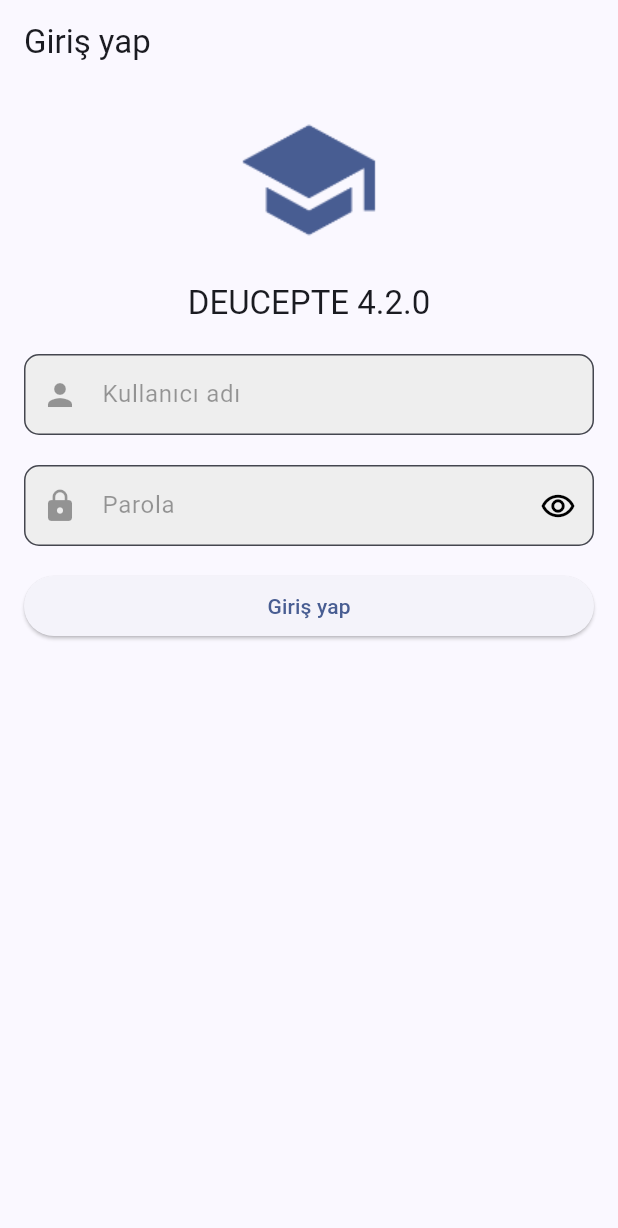
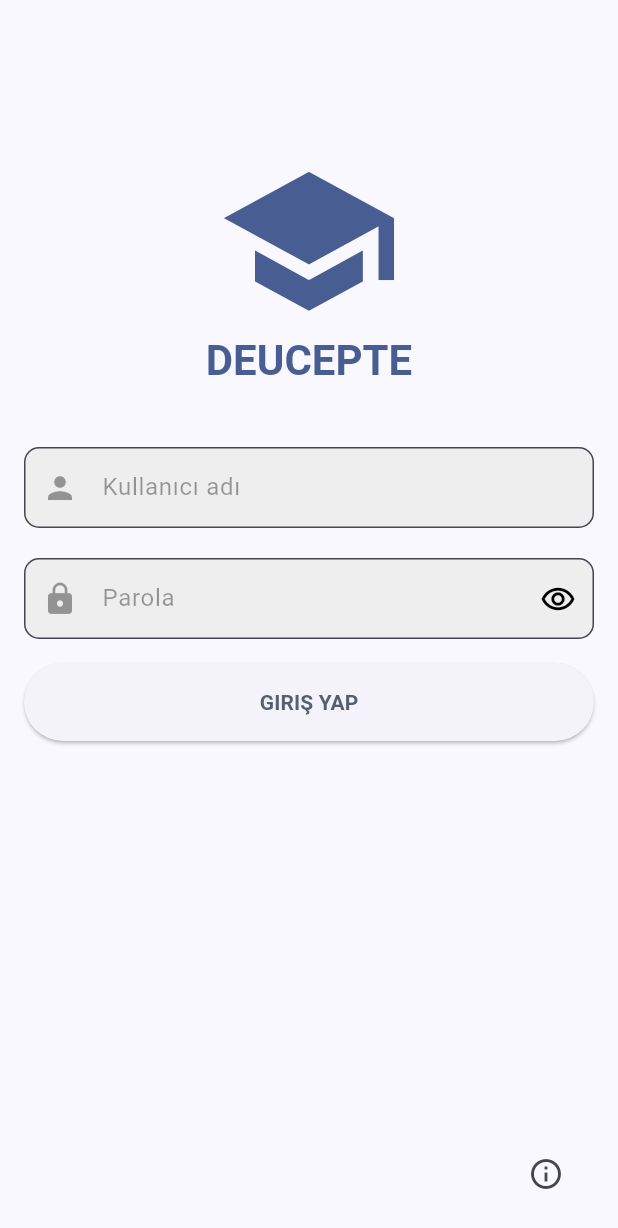
Before and after one commit to ahmetoruk/deucepte_open, a Flutter app: the screen it shows after launch, on a phone screen of 412 x 824 dp. Shown: the top 1228 px of the screen. Run offline on Flutter 3.47's test engine with Material 2 defaults, Android fonts, the phone set to English and light mode, and no system bars; drawn by our look-alikes of dynamic_color, loader_overlay; our stand-ins replace bloc, charts_flutter, cookie_jar, dio, dio_cookie_manager, equatable and 8 more; missing offline and left inert: background_fetch.

Commit message:
Login Page Design Changes And Avarage Card Loading State (#14)
* init

* loading for avaragecard

* version up

* assets removed

```diff
--- a/lib/presentation/screens/login/login_page.dart
+++ b/lib/presentation/screens/login/login_page.dart
@@ -19,10 +19,8 @@ class LoginPage extends HookWidget {
     final passwordController = useTextEditingController();
     final showPassword = useState<bool>(false);
     return Scaffold(
-      appBar: AppBar(
-        title: const Text('Giriş yap'),
-      ),
-      body: BlocConsumer<AuthCubit, AuthenticationState>(
+      body: SafeArea(
+        child: BlocConsumer<AuthCubit, AuthenticationState>(
           listener: (BuildContext context, AuthenticationState state) {
             if (state.status == AuthenticationStatus.authenticated) {
               Navigator.of(context).pushReplacement<dynamic, dynamic>(
@@ -49,28 +47,29 @@ class LoginPage extends HookWidget {
                   builder: (BuildContext context) {
                     return Padding(
                       padding: const EdgeInsets.all(16.0),
+                      child: SingleChildScrollView(
                         child: Column(
                           children: <Widget>[
-                        ColorFiltered(
-                          colorFilter: ColorFilter.mode(
+                            SizedBox(
+                              height: MediaQuery.of(context).size.height * 0.1,
+                            ),
+                            Icon(
+                              Icons.school,
+                              size: MediaQuery.of(context).size.width * 0.3,
+                              color: Theme.of(context).colorScheme.primary,
+                            ),
+                            Text(
+                              "DEUCEPTE",
+                              style: Theme.of(context)
+                                  .textTheme
+                                  .headlineMedium
+                                  ?.copyWith(
+                                    color:
                                         Theme.of(context).colorScheme.primary,
-                            BlendMode.srcIn,
-                          ),
-                          child: Image.asset(
-                            'assets/images/logo_white.png',
+                                    fontWeight: FontWeight.bold,
                                   ),
                             ),
                             const SizedBox(height: 20),
-                        Text(
-                          'DEUCEPTE ' + packageInfo.version,
-                          style: Theme.of(context)
-                              .textTheme
-                              .titleLarge
-                              ?.copyWith(
-                                color:
-                                    Theme.of(context).colorScheme.onBackground,
-                              ),
-                        ),
                             const SizedBox(height: 20),
                             TextFormField(
                               controller: usernameController,
@@ -84,7 +83,8 @@ class LoginPage extends HookWidget {
                                   color: Colors.black38,
                                 ),
                                 hintText: 'Kullanıcı adı',
-                            hintStyle: const TextStyle(color: Colors.black38),
+                                hintStyle:
+                                    const TextStyle(color: Colors.black38),
                                 contentPadding: const EdgeInsets.all(15.0),
                                 border: OutlineInputBorder(
                                   borderRadius: BorderRadius.circular(10.0),
@@ -119,7 +119,8 @@ class LoginPage extends HookWidget {
                                       showPassword.value = !showPassword.value,
                                 ),
                                 hintText: 'Parola',
-                            hintStyle: const TextStyle(color: Colors.black38),
+                                hintStyle:
+                                    const TextStyle(color: Colors.black38),
                                 contentPadding: const EdgeInsets.all(15.0),
                                 // rounded border
 
@@ -135,18 +136,37 @@ class LoginPage extends HookWidget {
                             SizedBox(
                               width: double.infinity,
                               child: ElevatedButton(
-                            onPressed: () => context.read<AuthCubit>().login(
-                                usernameController.text,
+                                onPressed: () => context
+                                    .read<AuthCubit>()
+                                    .login(usernameController.text,
                                         passwordController.text),
-                            child: const Text('Giriş yap'),
+                                child: Padding(
+                                  padding: const EdgeInsets.symmetric(
+                                    vertical: 16.0,
+                                  ),
+                                  child: Text(
+                                    'Giriş yap'.toUpperCase(),
+                                    style: Theme.of(context)
+                                        .textTheme
+                                        .button
+                                        ?.copyWith(
+                                          fontWeight: FontWeight.bold,
+                                          color: Theme.of(context)
+                                              .colorScheme
+                                              .secondary,
                                         ),
                                   ),
-                        if (state.error == AuthenticationError.wrongpassword)
+                                ),
+                              ),
+                            ),
+                            if (state.error ==
+                                AuthenticationError.wrongpassword)
                               const Text('Kullanıcı adı veya parola hatalı!')
                             else if (state.error ==
                                 AuthenticationError.connectionerror)
                               const Text('Bağlantı hatası!')
                           ],
+                        ),
                       ),
                     );
                   },
@@ -154,6 +174,50 @@ class LoginPage extends HookWidget {
             }
           },
         ),
+      ),
+      bottomNavigationBar: Container(
+        alignment: Alignment.centerRight,
+        height: MediaQuery.of(context).size.height * 0.1,
+        margin: const EdgeInsets.symmetric(horizontal: 24.0),
+        child: IconButton(
+          icon: const Icon(Icons.info_outline),
+          onPressed: () {
+            showDialog<AlertDialog>(
+              context: context,
+              builder: (BuildContext context) {
+                return AlertDialog(
+                  title: const Text('Hakkında'),
+                  content: Container(
+                    child: Column(
+                      mainAxisSize: MainAxisSize.min,
+                      crossAxisAlignment: CrossAxisAlignment.end,
+                      children: [
+                        const Text(
+                          'Bu uygulama Deucepte\'nin resmi uygulaması değildir. Deucepte\'ye giriş yapmak için kullanıcı adı ve parolanızı kullanmanız gerekmektedir. Uygulama geliştiricisi Dokuz Eylül Üniversitesi\'ne bağlı değildir.',
+                        ),
+                        Padding(
+                          padding: const EdgeInsets.only(top: 8.0),
+                          child: Text(
+                            'DEUCEPTE ' +
+                                packageInfo.version +
+                                "(${packageInfo.buildNumber})",
+                          ),
+                        ),
+                      ],
+                    ),
+                  ),
+                  actions: <Widget>[
+                    TextButton(
+                      onPressed: () => Navigator.of(context).pop(),
+                      child: const Text('Tamam'),
+                    ),
+                  ],
+                );
+              },
+            );
+          },
+        ),
+      ),
     );
   }
 }
```
Also changed, not shown: lib/logic/cubits/line_chart/line_chart_cubit.dart (+8 -2 lines), lib/presentation/screens/home_page/dashboard_page/average_card.dart (+21 -9 lines), pubspec.yaml (+4 -4 lines), assets/images/logo_white.png (deleted), pubspec.lock, 1 other file. Lines whose indentation alone changed are shown as unchanged.
